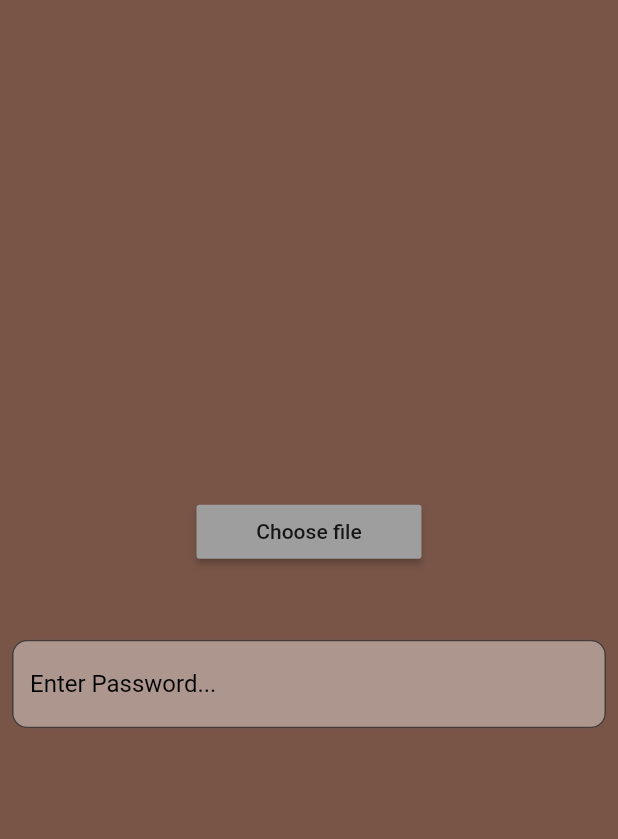
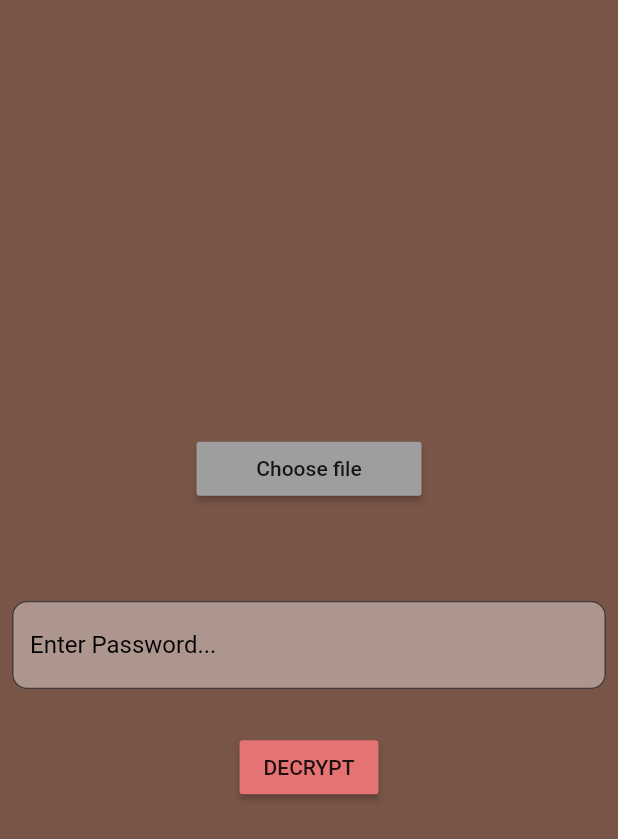
Before and after one commit to gaurav822/FullyEncrypted, a Flutter app: the FileDecryptionPage screen opened directly, after a tap on "Choose file", on a phone screen of 412 x 824 dp. Shown: the top 839 px of the screen. Run offline on Flutter 3.47's test engine with Material 2 defaults, Android fonts, the phone set to English and light mode, and no system bars; our stand-ins replace fluttertoast, get, permission_handler, progress_dialog, random_string; missing offline and left inert: aes_crypt, encrypt, gx_file_picker.

Commit message:
updated with file enc and dec

```diff
--- a/lib/Decryption/filedecryption.dart
+++ b/lib/Decryption/filedecryption.dart
@@ -16,6 +16,11 @@ class FileDecryptionPage extends StatefulWidget {
 class _FileDecryptionPageState extends State<FileDecryptionPage> {
   TextEditingController keyController= TextEditingController();
   List<String> listofFiles= List();
+   String selectedFileName="";
+  String fpath="";
+  String opfilename="";
+  File myfile;
+  File chooseFile;
   @override
   Widget build(BuildContext context) {
     return Scaffold(
@@ -29,14 +34,76 @@ class _FileDecryptionPageState extends State<FileDecryptionPage> {
             height: MediaQuery.of(context).padding.top,
           ),
           _chooseFileButton(),
+          Text(selectedFileName),
           SizedBox(
             height: 40,
           ),
           _inputKey(),
 
+          SizedBox(
+            height: 20,
+          ),
+          _encryptButton(),
+
         ],
       ),
     );
+  }
+
+  Widget _encryptButton(){
+
+    return MaterialButton(
+      onPressed: (){
+        _decryptFile();
+      },
+      child: Text("DECRYPT"),
+      color: Colors.red.shade300,
+    );
+  }
+
+  _decryptFile() async{
+     listofFiles=[];
+     _createFolder("decrypted files");
+     final mainDir= Directory("storage/emulated/0/encrypted files");
+     listtoaddFiles(mainDir);
+     ProgressDialog pr = ProgressDialog(context);
+     pr = ProgressDialog(context,type: ProgressDialogType.Normal, isDismissible: true, showLogs: false);
+     pr.style(
+       message: "Decrypting Please Wait..."
+     );
+    if(selectedFileName.isEmpty){
+      Fluttertoast.showToast(msg: "Please Choose a file to Decrypt");
+    }
+
+    else if(keyController.text.isEmpty){
+      Fluttertoast.showToast(msg: "Password Key Cannot be null");
+    }
+
+    else{
+       if(listofFiles.contains(chooseFile.path.substring(1,chooseFile.path.length))){
+       print("File already Decrypted");
+       Fluttertoast.showToast(msg: "File Already Encrypted");
+       }
+
+      else{
+        print(chooseFile.path);
+        print(listofFiles);
+      try{
+      var crypt= AesCrypt(keyController.text);
+      await pr.show();
+      Uint8List decryptedData=crypt.decryptDataFromFileSync(chooseFile.path);
+      myfile.writeAsBytesSync(decryptedData);
+      await pr.hide();
+      Fluttertoast.showToast(msg: "File Decrypted Successfully");
+
+    }
+    catch(e){
+      await pr.hide();
+      Fluttertoast.showToast(msg: e.toString());
+     }
+
+   }
+    }
   }
 
   Widget _chooseFileButton(){
@@ -80,39 +147,19 @@ class _FileDecryptionPageState extends State<FileDecryptionPage> {
 
   _filePicker() async{
 
-    ProgressDialog pr = ProgressDialog(context);
-     pr = ProgressDialog(context,type: ProgressDialogType.Normal, isDismissible: true, showLogs: false);
-     pr.style(
-       message: "Decrypting Please Wait..."
-     );
-     listofFiles=[];
-     _createFolder("decrypted files");
-     final mainDir= Directory("storage/emulated/0/decrypted files");
-     listtoaddFiles(mainDir);
-    var crypt = AesCrypt(keyController.text);
-
     File file=await FilePicker.getFile();
     String basename=p.basename(file.path);
 
     String outputfilename=basename.substring(0,basename.length-4);
 
     File newfile= File("storage/emulated/0/decrypted files/$outputfilename");
+    myfile=newfile;
+    chooseFile=file;
+    selectedFileName=basename;
+    setState(() {
+    });
     if(listofFiles.contains(outputfilename)){
       Fluttertoast.showToast(msg: "Already Decrypted");
-    }
-
-    else{
-    try{
-      await pr.show();
-      Uint8List decryptedData=crypt.decryptDataFromFileSync(file.path);
-      newfile.writeAsBytesSync(decryptedData);
-      await pr.hide();
-      Fluttertoast.showToast(msg: "File Decrypted Successfully");
-    }
-    catch(e){
-      Fluttertoast.showToast(msg: e.toString());
-    }
-
     }
   }
 
@@ -121,7 +168,6 @@ class _FileDecryptionPageState extends State<FileDecryptionPage> {
 
     for(FileSystemEntity each in fseList){
       listofFiles.add(each.path);
-      print(each.path);
     }
   }
 
```
Also changed, not shown: lib/Encryption/fileencryption.dart (+71 -39 lines).
